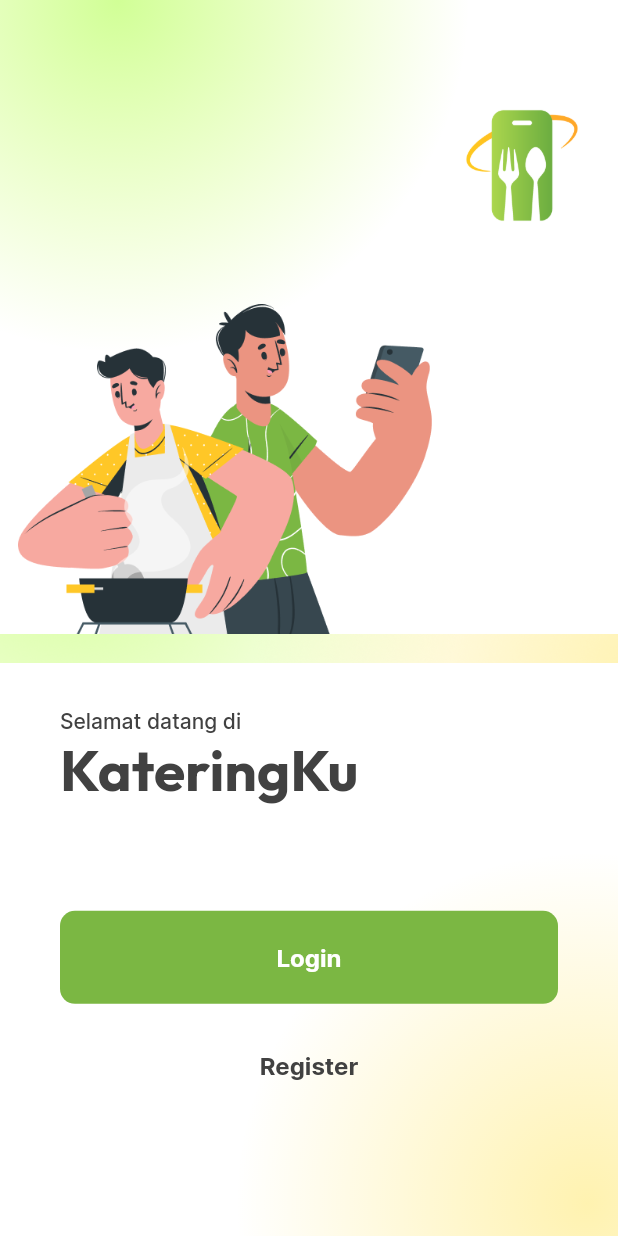
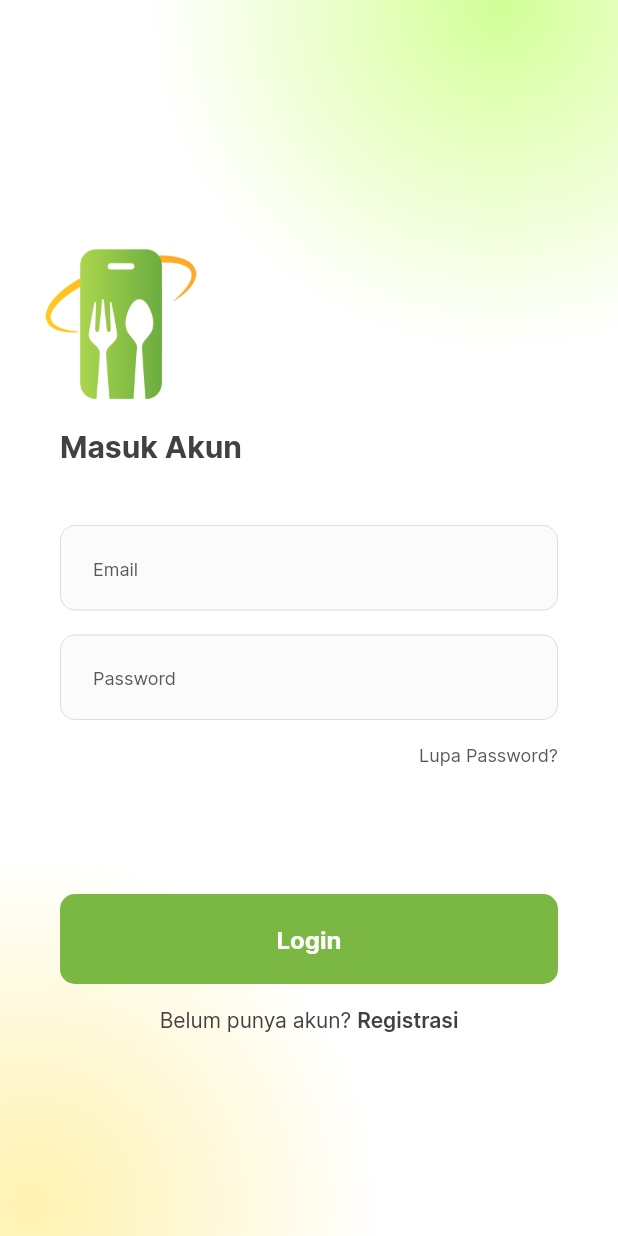
Before and after one commit to nouvalrz/kateringku_mobile, a Flutter app: the screen it shows after launch, on a phone screen of 412 x 824 dp. Run offline on Flutter 3.47's test engine with Material 2 defaults, Android fonts, the phone set to English and light mode, and no system bars; our stand-ins replace flutter_svg.

Commit message:
Create authentication screen

```diff
--- a/lib/main.dart
+++ b/lib/main.dart
@@ -1,6 +1,6 @@
 import 'package:flutter/material.dart';
 import 'package:flutter/services.dart';
-import 'package:kateringku_mobile/screens/onboard/onboard_view.dart';
+import 'package:kateringku_mobile/screens/authentication/authentication_view.dart';
 // ignore: unused_import
 import 'package:kateringku_mobile/themes/app_theme.dart';
 
@@ -18,7 +18,7 @@ class KateringKuApp extends StatelessWidget {
   Widget build(BuildContext context) {
     return MaterialApp(
       theme: AppTheme.theme,
-      home: const OnboardView(),
+      home: const AuthenticationView(),
     );
   }
 }
--- /dev/null
+++ b/lib/screens/authentication/authentication_view.dart
@@ -0,0 +1,106 @@
+import 'package:flutter/material.dart';
+import 'package:kateringku_mobile/components/primary_button.dart';
+import 'package:kateringku_mobile/constants/vector_path.dart';
+import 'package:flutter_svg/flutter_svg.dart';
+import 'package:kateringku_mobile/constants/image_path.dart';
+import 'package:kateringku_mobile/themes/app_theme.dart';
+
+class AuthenticationView extends StatelessWidget {
+  const AuthenticationView({Key? key}) : super(key: key);
+
+  @override
+  Widget build(BuildContext context) {
+    return Scaffold(
+      body: Stack(
+        children: [
+          Align(
+            child: SvgPicture.asset(VectorPath.orangeRadial),
+            alignment: Alignment.bottomLeft,
+          ),
+          Align(
+            child: SvgPicture.asset(VectorPath.greenRadial),
+            alignment: Alignment.topRight,
+          ),
+          Column(
+            mainAxisAlignment: MainAxisAlignment.center,
+            children: [
+              Row(children: [
+                Column(
+                  mainAxisAlignment: MainAxisAlignment.start,
+                  children: [
+                    Row(
+                      children: [
+                        Padding(
+                          padding: const EdgeInsets.fromLTRB(0, 30, 0, 20),
+                          child: Image.asset(
+                            ImagePath.kateringkuLogo,
+                            height: 100,
+                          ),
+                        ),
+                      ],
+                    ),
+                    Padding(
+                      padding: const EdgeInsets.only(left: 40, bottom: 40),
+                      child: Text(
+                        'Masuk Akun',
+                        style: AppTheme.textTheme.titleLarge,
+                      ),
+                    ),
+                  ],
+                )
+              ]),
+              Padding(
+                padding: const EdgeInsets.fromLTRB(40, 0, 40, 0),
+                child: Column(
+                  children: [
+                    Padding(
+                      padding: const EdgeInsets.only(bottom: 16),
+                      child: TextField(
+                        decoration: const InputDecoration(hintText: 'Email'),
+                        style: AppTheme.textTheme.labelMedium,
+                      ),
+                    ),
+                    Padding(
+                      padding: const EdgeInsets.only(bottom: 16),
+                      child: TextField(
+                        decoration: const InputDecoration(hintText: 'Password'),
+                        style: AppTheme.textTheme.labelMedium,
+                      ),
+                    ),
+                    Row(
+                      mainAxisAlignment: MainAxisAlignment.end,
+                      children: [
+                        Text(
+                          'Lupa Password?',
+                          style: AppTheme.textTheme.labelSmall,
+                        )
+                      ],
+                    ),
+                    Padding(
+                      padding: const EdgeInsets.only(top: 85, bottom: 15),
+                      child: PrimaryButton(title: 'Login', onTap: () {}),
+                    ),
+                    Row(
+                      mainAxisAlignment: MainAxisAlignment.center,
+                      children: [
+                        Text(
+                          "Belum punya akun? ",
+                          style: AppTheme.textTheme.labelMedium,
+                        ),
+                        Text(
+                          "Registrasi",
+                          style: AppTheme.textTheme.labelMedium!
+                              .copyWith(fontWeight: FontWeight.w600),
+                        )
+                      ],
+                    )
+                  ],
+                ),
+              ),
+            ],
+          )
+        ],
+      ),
+    );
+  }
+}
--- a/lib/themes/app_theme.dart
+++ b/lib/themes/app_theme.dart
@@ -5,7 +5,7 @@ class AppTheme {
   // sizing
   static const double bottomNavBarHeight = 64;
   static BorderRadius buttonRadius = BorderRadius.circular(10);
-  static const double buttonHeight = 62.0;
+  static const double buttonHeight = 60.0;
 
   // colors
   static const Color primaryGreen = Color.fromARGB(255, 123, 183, 67);
@@ -17,7 +17,7 @@ class AppTheme {
   static const Color secondaryBlack = Color.fromARGB(255, 88, 88, 88);
 
   static const Color primaryWhite = Colors.white;
-  static const Color secondaryWhite = Color.fromARGB(255, 244, 244, 244);
+  static const Color secondaryWhite = Color.fromARGB(255, 251, 251, 251);
   static const Color greyOutline = Color.fromARGB(255, 217, 217, 217);
 
   // text theme
@@ -41,6 +41,11 @@ class AppTheme {
           fontFamily: 'Inter',
           fontSize: 12,
           color: secondaryBlack,
+          fontWeight: FontWeight.w400),
+      labelMedium: TextStyle(
+          fontFamily: 'Inter',
+          fontSize: 14,
+          color: primaryBlack,
           fontWeight: FontWeight.w400));
 
   // main theme
@@ -57,14 +62,16 @@ class AppTheme {
       primaryIconTheme: const IconThemeData(color: primaryOrange),
       splashColor: primaryOrange.withOpacity(.4),
       inputDecorationTheme: InputDecorationTheme(
+          contentPadding: const EdgeInsets.fromLTRB(22, 20, 20, 20),
+          hintStyle: textTheme.labelSmall,
           fillColor: secondaryWhite,
           filled: true,
           enabledBorder: OutlineInputBorder(
               borderRadius: BorderRadius.circular(10),
-              borderSide: const BorderSide(color: greyOutline)),
+              borderSide: const BorderSide(color: greyOutline, width: 0.6)),
           focusedBorder: OutlineInputBorder(
               borderRadius: BorderRadius.circular(10),
-              borderSide: const BorderSide(color: primaryGreen))),
+              borderSide: const BorderSide(color: primaryGreen, width: 0.6))),
       visualDensity: VisualDensity.adaptivePlatformDensity,
       textTheme: textTheme,
       textSelectionTheme:
```
Also changed, not shown: assets/images/kateringku_logo.png.
